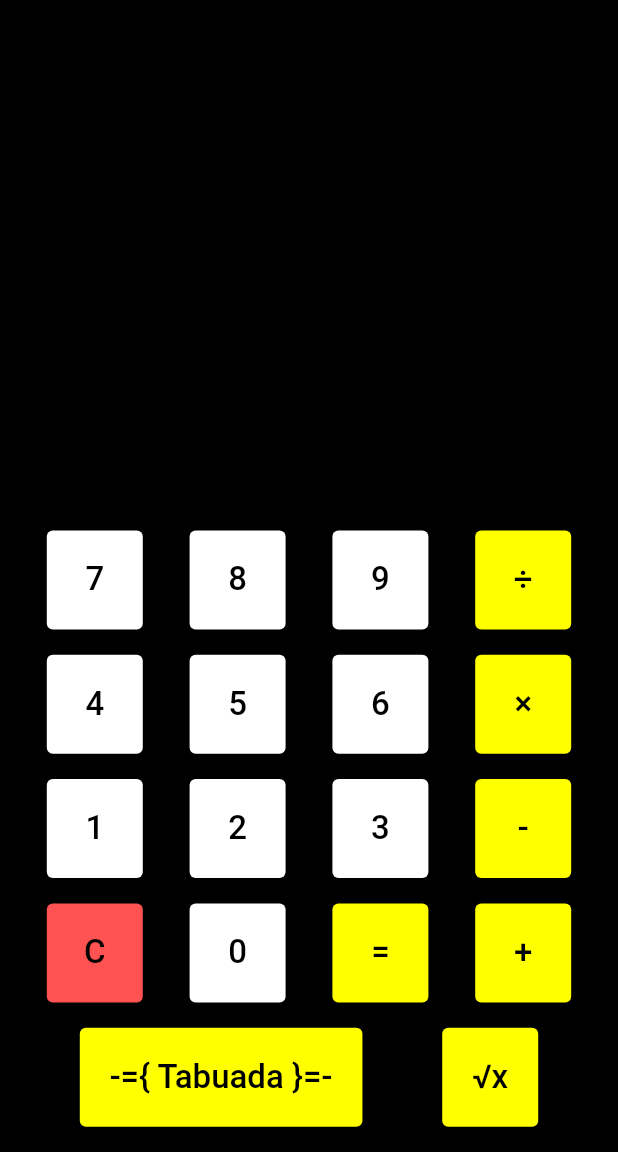
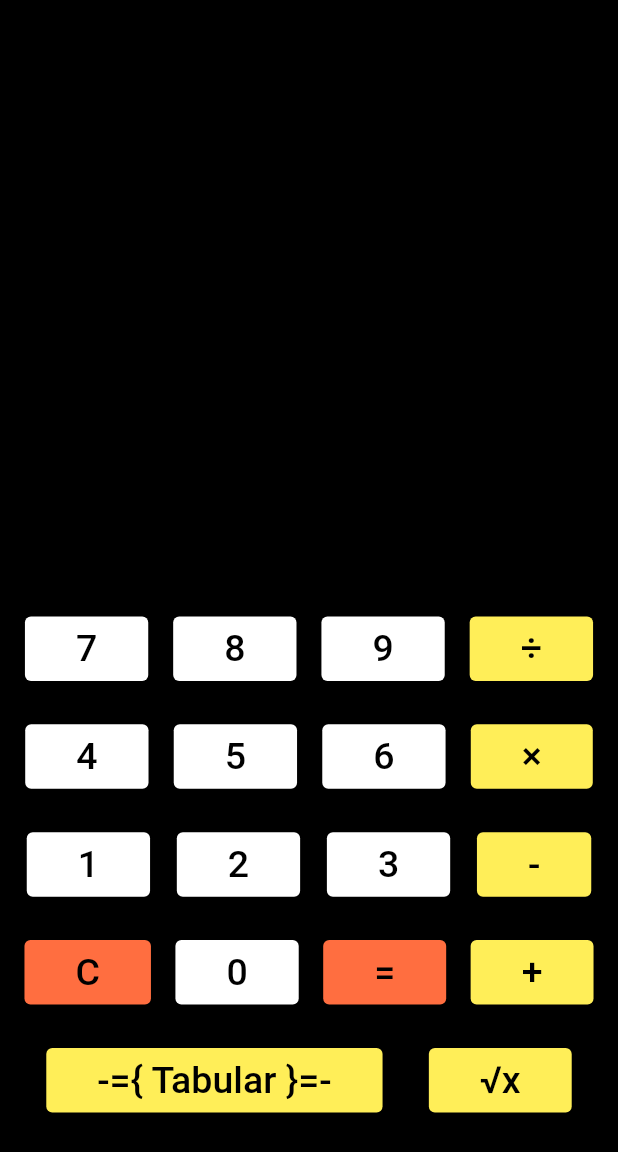
Before and after one commit to IgorAFrancozo/Tabuladora, a Flutter app: the screen it shows after launch, on a phone screen of 412 x 824 dp, the part 84-1236 px from its top. Run offline on Flutter 3.47's test engine with Material 2 defaults, Android fonts, the phone set to English and light mode, and no system bars; our stand-ins replace math_expressions.

Commit message:
Finalizando Projeto

```diff
--- a/lib/main.dart
+++ b/lib/main.dart
@@ -31,7 +31,7 @@ class _CalculadoraScreenState extends State<CalculadoraScreen> {
       double numero = double.parse(input);
       double resultado = sqrt(numero);
       String operacao = '√$input';
-      String resposta = '$operacao = $resultado';
+      String resposta = '\n$operacao = $resultado';
       setState(() {
         _historico.insert(0, resposta);
         _controller.text = '';
@@ -50,7 +50,7 @@ class _CalculadoraScreenState extends State<CalculadoraScreen> {
       ContextModel contexto = ContextModel();
       double resultado = expressaoFinal.evaluate(EvaluationType.REAL, contexto);
       String operacao = input;
-      String resposta = '$operacao = $resultado';
+      String resposta = '\n$operacao = $resultado';
       setState(() {
         _historico.insert(0, resposta);
         _controller.text = '';
@@ -61,7 +61,7 @@ class _CalculadoraScreenState extends State<CalculadoraScreen> {
   void _calcularTabuada(String input) {
     if (input.isNotEmpty) {
       double numero = double.parse(input);
-      String operacao = 'Tabuada do nº $input:';
+      String operacao = '\nTabuada do nº $input:\n';
       for (int i = 1; i <= 10; i++) {
         double resultado = numero * i;
         String linhaTabuada = '$numero x $i = $resultado';
@@ -85,15 +85,15 @@ class _CalculadoraScreenState extends State<CalculadoraScreen> {
         mainAxisAlignment: MainAxisAlignment.center,
         children: <Widget>[
           Container(
-            height: MediaQuery.of(context).size.height * 0.33,
+            height: MediaQuery.of(context).size.height * 0.36,
             padding: const EdgeInsets.all(16.0),
             child: ListView.builder(
               itemCount: _historico.length,
               itemBuilder: (BuildContext context, int index) {
                 return Text(
                   _historico[index],
-                  maxLines: 11,
-                  style: const TextStyle(color: Colors.white, fontSize: 18),
+                  maxLines: 14,
+                  style: const TextStyle(color: Colors.deepOrangeAccent, fontSize: 19),
                 );
               },
             ),
@@ -106,7 +106,7 @@ class _CalculadoraScreenState extends State<CalculadoraScreen> {
                   textAlign: TextAlign.center,
                   controller: _controller,
                   keyboardType: TextInputType.number,
-                  style: const TextStyle(color: Colors.white, fontSize: 20),
+                  style: const TextStyle(color: Colors.yellow, fontSize: 34, fontWeight: FontWeight.bold),
                 ),
                 Row(
                   mainAxisAlignment: MainAxisAlignment.spaceEvenly,
@@ -114,7 +114,7 @@ class _CalculadoraScreenState extends State<CalculadoraScreen> {
                     _buildButton('7'),
                     _buildButton('8'),
                     _buildButton('9'),
-                    _buildButton('÷', color: Colors.yellowAccent),
+                    _buildButton('÷', color: Colors.yellow.shade400),
                   ],
                 ),
                 Row(
@@ -123,7 +123,7 @@ class _CalculadoraScreenState extends State<CalculadoraScreen> {
                     _buildButton('4'),
                     _buildButton('5'),
                     _buildButton('6'),
-                    _buildButton('×', color: Colors.yellowAccent),
+                    _buildButton('×', color: Colors.yellow.shade400),
                   ],
                 ),
                 Row(
@@ -132,23 +132,23 @@ class _CalculadoraScreenState extends State<CalculadoraScreen> {
                     _buildButton('1'),
                     _buildButton('2'),
                     _buildButton('3'),
-                    _buildButton('-', color: Colors.yellowAccent),
+                    _buildButton('-', color: Colors.yellow.shade400),
                   ],
                 ),
                 Row(
                   mainAxisAlignment: MainAxisAlignment.spaceEvenly,
                   children: <Widget>[
-                    _buildButton('C', color: Colors.redAccent),
+                    _buildButton('C', color: Colors.deepOrangeAccent),
                     _buildButton('0'),
-                    _buildButton('=', color: Colors.yellowAccent),
-                    _buildButton('+', color: Colors.yellowAccent),
+                    _buildButton('=', color: Colors.deepOrangeAccent),
+                    _buildButton('+', color: Colors.yellow.shade400),
                   ],
                 ),
                 Row(
                   mainAxisAlignment: MainAxisAlignment.spaceEvenly,
                   children: [
-                    _buildButton('-={ Tabuada }=-', color: Colors.yellowAccent),
-                    _buildButton('√x', color: Colors.yellowAccent)
+                    _buildButton('-={ Tabular }=-', color: Colors.yellow.shade400),
+                    _buildButton('√x', color: Colors.yellow.shade400)
                   ],
                 )
               ],
@@ -166,7 +166,7 @@ class _CalculadoraScreenState extends State<CalculadoraScreen> {
           _calcularOperacao(_controller.text);
         } else if (text == 'C') {
           _controller.clear();
-        } else if (text == '-={ Tabuada }=-') {
+        } else if (text == '-={ Tabular }=-') {
           _calcularTabuada(_controller.text);
         } else if (text == '√x') {
           _calcularRaizQuadrada(_controller.text);
@@ -177,11 +177,11 @@ class _CalculadoraScreenState extends State<CalculadoraScreen> {
       style: ElevatedButton.styleFrom(
         primary: color,
         onPrimary: Colors.black,
-        padding: EdgeInsets.all(20),
+        padding: const EdgeInsets.fromLTRB(34, 7, 34, 7),
       ),
       child: Text(
         text,
-        style: TextStyle(fontSize: 22),
+        style: const TextStyle(fontSize: 25),
       ),
     );
   }
```
Also changed, not shown: 1 other file.
